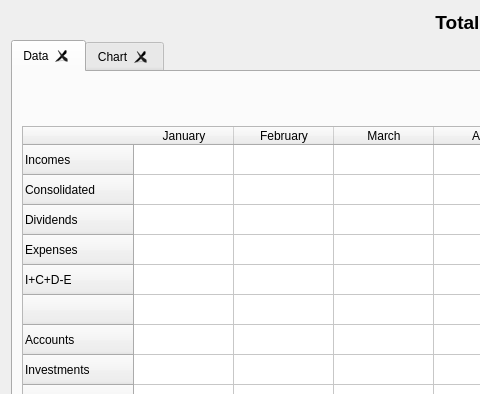
The window that ui/wdgTotal.ui (turulomio/xulpymoney) describes before a commit, drawn with Qt 5; both pictures show x 0 to 480 and y 0 to 394 of the 975 by 607 pixel window.
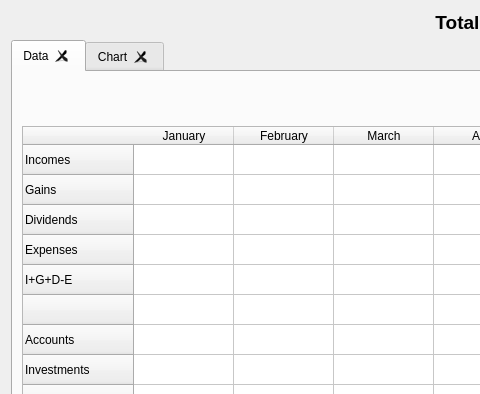
The same window after the commit. Icons and pictures are not drawn. Custom widgets are drawn as their Qt base class.

```diff
--- a/ui/wdgTotal.ui
+++ b/ui/wdgTotal.ui
@@ -120,7 +120,7 @@
              </row>
              <row>
               <property name="text">
-               <string>Consolidated</string>
+               <string>Gains</string>
               </property>
              </row>
              <row>
@@ -135,7 +135,7 @@
              </row>
              <row>
               <property name="text">
-               <string>I+C+D-E</string>
+               <string>I+G+D-E</string>
               </property>
              </row>
              <row>
```
